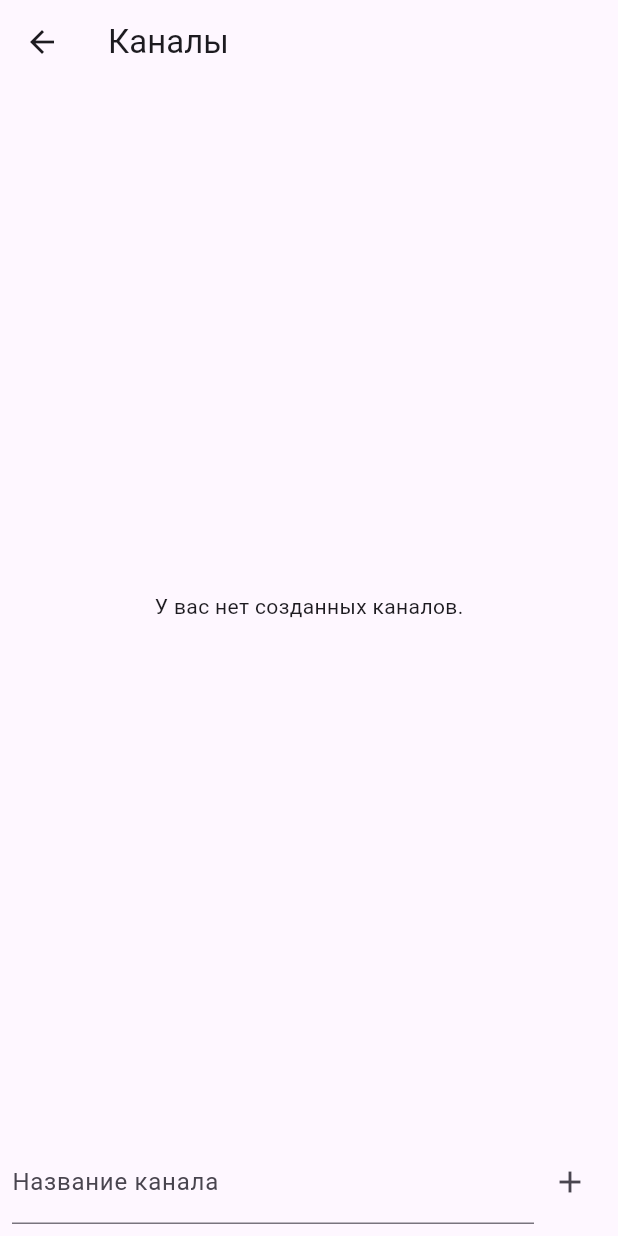
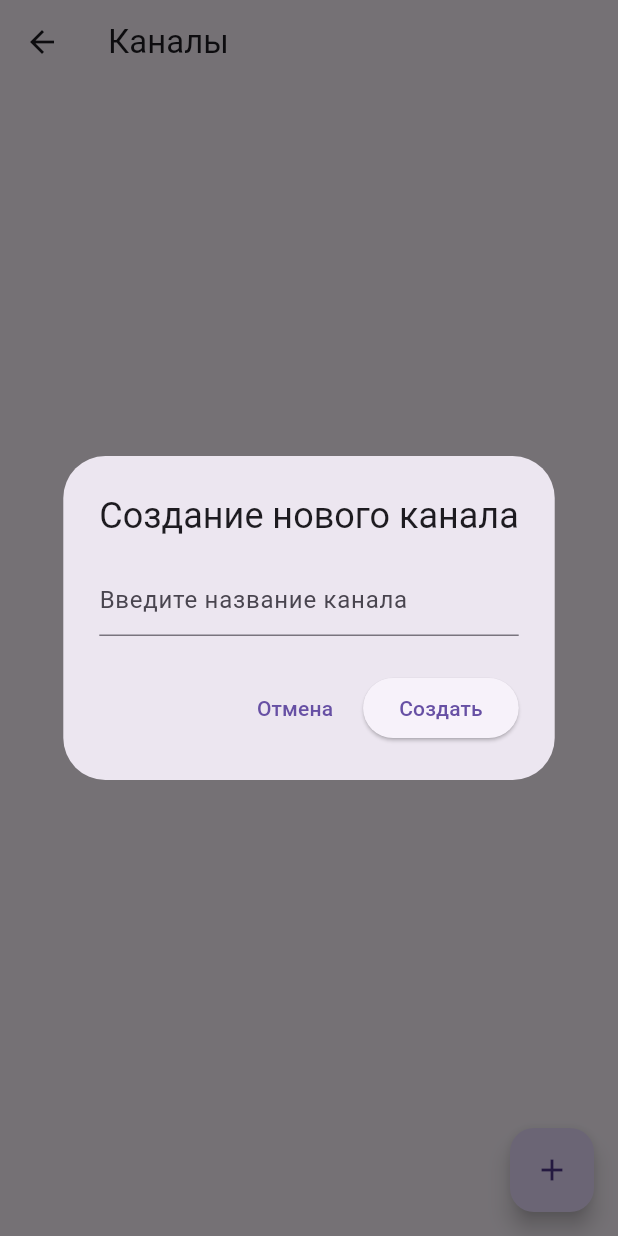
Before and after one commit to Yana750/videocall, a Flutter app: the ChannelsScreen screen opened directly, after a tap on the "add" icon, on a phone screen of 412 x 824 dp. Run offline on Flutter 3.47's test engine with Material 3 defaults, Android fonts, the phone set to English and light mode, and no system bars; our stand-ins replace supabase_flutter; missing offline and left inert: jitsi_meet_flutter_sdk; accounts and stored records are empty.

Commit message:
recent change

```diff
--- a/lib/Screen/channelScreen.dart
+++ b/lib/Screen/channelScreen.dart
@@ -12,29 +12,57 @@ class ChannelsScreen extends StatefulWidget {
 class _ChannelsScreenState extends State<ChannelsScreen> {
   final TextEditingController _channelNameController = TextEditingController();
 
-  void _createChannel() async {
+  void _showCreateChannelDialog() {
+    showDialog(
+      context: context,
+      builder: (context) {
+        return AlertDialog(
+          title: const Text("Создание нового канала"),
+          content: TextField(
+            controller: _channelNameController,
+            decoration: const InputDecoration(hintText: "Введите название канала"),
+          ),
+          actions: [
+            TextButton(
+              onPressed: () {
+                Navigator.pop(context); // Закрываем диалог
+              },
+              child: const Text("Отмена"),
+            ),
+            ElevatedButton(
+              onPressed: () async {
                 if (_channelNameController.text.isNotEmpty) {
                   await supabaseService.createChannel(_channelNameController.text);
                   _channelNameController.clear();
-      setState(() {}); // Перезагрузка экрана, чтобы отобразить новые каналы
+                  Navigator.pop(context); // Закрываем диалог после создания
                 }
+              },
+              child: const Text("Создать"),
+            ),
+          ],
+        );
+      },
+    );
   }
 
   @override
   Widget build(BuildContext context) {
     return Scaffold(
-      appBar: AppBar(title: Text("Каналы")),
-      body: Column(
-        children: [
-          Expanded(
-            child: FutureBuilder(
+      appBar: AppBar(title: const Text("Каналы")),
+      body: FutureBuilder(
         future: supabaseService.getChannels(),
         builder: (context, snapshot) {
-                if (!snapshot.hasData) return Center(child: CircularProgressIndicator());
-                final channels = snapshot.data as List;
-                if (channels.isEmpty) {
-                  return Center(child: Text('У вас нет созданных каналов.'));
+          if (snapshot.connectionState == ConnectionState.waiting) {
+            return const Center(child: CircularProgressIndicator());
           }
+          if (snapshot.hasError) {
+            return Center(child: Text("Ошибка загрузки: ${snapshot.error}"));
+          }
+          if (!snapshot.hasData || snapshot.data!.isEmpty) {
+            return const Center(child: Text("Нет доступных каналов"));
+          }
+
+          final channels = snapshot.data!;
           return ListView.builder(
             itemCount: channels.length,
             itemBuilder: (context, index) {
@@ -53,26 +81,9 @@ class _ChannelsScreenState extends State<ChannelsScreen> {
           );
         },
       ),
-          ),
-          // Кнопка создания нового канала
-          Padding(
-            padding: const EdgeInsets.all(8.0),
-            child: Row(
-              children: [
-                Expanded(
-                  child: TextField(
-                    controller: _channelNameController,
-                    decoration: InputDecoration(labelText: "Название канала"),
-                  ),
-                ),
-                IconButton(
-                  icon: Icon(Icons.add),
-                  onPressed: _createChannel,
-                ),
-              ],
-            ),
-          ),
-        ],
+      floatingActionButton: FloatingActionButton(
+        onPressed: _showCreateChannelDialog,
+        child: const Icon(Icons.add),
       ),
     );
   }
```
Also changed, not shown: lib/Screen/homeScreen.dart (+15 -3 lines), lib/messages/chat_bubble.dart (+4 -4 lines), lib/services/supabase_service.dart (+25 -44 lines). Lines whose indentation alone changed are shown as unchanged.
